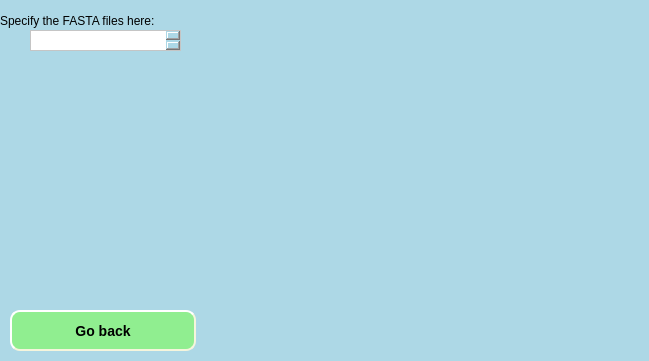
Above: Helix/GUI/secdialog.ui from evertheylen/TA_TO before the change. Below: the same form after it.
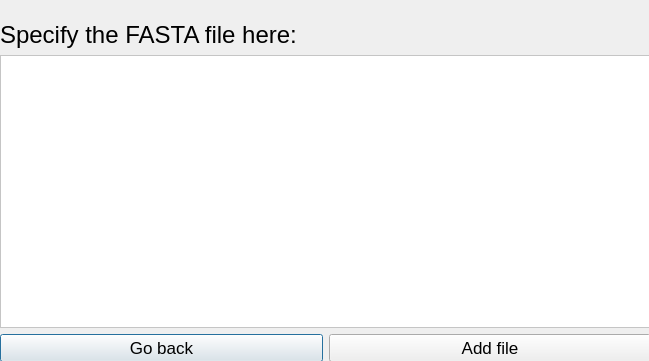
That is the form after the change. Icons and pictures are not drawn.

The edit to the form file:
```diff
--- a/Helix/GUI/secdialog.ui
+++ b/Helix/GUI/secdialog.ui
@@ -14,48 +14,8 @@
    <string>Dialog</string>
   </property>
   <property name="styleSheet">
-   <string notr="true">background-color: lightblue;</string>
+   <string notr="true"/>
   </property>
-  <widget class="QPushButton" name="pushButton">
-   <property name="geometry">
-    <rect>
-     <x>10</x>
-     <y>310</y>
-     <width>186</width>
-     <height>41</height>
-    </rect>
-   </property>
-   <property name="font">
-    <font>
-     <pointsize>-1</pointsize>
-     <weight>75</weight>
-     <italic>false</italic>
-     <bold>true</bold>
-    </font>
-   </property>
-   <property name="styleSheet">
-    <string notr="true">background-color: lightgreen;
-    border-style: outset;
-    border-width: 2px;
-    border-radius: 10px;
-    border-color: beige;
-    font: bold 14px;
-    min-width: 10em;
-    padding: 6px;</string>
-   </property>
-   <property name="text">
-    <string>Go back</string>
-   </property>
-   <property name="autoDefault">
-    <bool>true</bool>
-   </property>
-   <property name="default">
-    <bool>false</bool>
-   </property>
-   <property name="flat">
-    <bool>false</bool>
-   </property>
-  </widget>
   <widget class="QLabel" name="label">
    <property name="geometry">
     <rect>
@@ -75,32 +35,87 @@
     <bool>true</bool>
    </property>
   </widget>
-  <widget class="QLabel" name="label_2">
+  <widget class="QWidget" name="">
    <property name="geometry">
     <rect>
      <x>0</x>
-     <y>10</y>
-     <width>181</width>
-     <height>21</height>
+     <y>21</y>
+     <width>651</width>
+     <height>341</height>
     </rect>
    </property>
-   <property name="text">
-    <string>Specify the FASTA files here:</string>
-   </property>
-  </widget>
-  <widget class="QPlainTextEdit" name="plainTextEdit">
-   <property name="geometry">
-    <rect>
-     <x>30</x>
-     <y>30</y>
-     <width>151</width>
-     <height>21</height>
-    </rect>
-   </property>
-   <property name="styleSheet">
-    <string notr="true">background-color: white;
+   <layout class="QGridLayout" name="gridLayout">
+    <item row="0" column="0" colspan="2">
+     <widget class="QLabel" name="label_2">
+      <property name="font">
+       <font>
+        <pointsize>18</pointsize>
+       </font>
+      </property>
+      <property name="text">
+       <string>Specify the FASTA file here:</string>
+      </property>
+     </widget>
+    </item>
+    <item row="1" column="0" colspan="2">
+     <widget class="QPlainTextEdit" name="plainTextEdit">
+      <property name="styleSheet">
+       <string notr="true">background-color: white;
 </string>
-   </property>
+      </property>
+     </widget>
+    </item>
+    <item row="2" column="0">
+     <widget class="QPushButton" name="pushButton">
+      <property name="font">
+       <font>
+        <family>Helvetica</family>
+        <pointsize>13</pointsize>
+       </font>
+      </property>
+      <property name="styleSheet">
+       <string notr="true"/>
+      </property>
+      <property name="text">
+       <string>Go back</string>
+      </property>
+      <property name="autoDefault">
+       <bool>true</bool>
+      </property>
+      <property name="default">
+       <bool>false</bool>
+      </property>
+      <property name="flat">
+       <bool>false</bool>
+      </property>
+     </widget>
+    </item>
+    <item row="2" column="1">
+     <widget class="QPushButton" name="ADD">
+      <property name="font">
+       <font>
+        <family>Helvetica</family>
+        <pointsize>13</pointsize>
+       </font>
+      </property>
+      <property name="styleSheet">
+       <string notr="true"/>
+      </property>
+      <property name="text">
+       <string>Add file</string>
+      </property>
+      <property name="autoDefault">
+       <bool>true</bool>
+      </property>
+      <property name="default">
+       <bool>false</bool>
+      </property>
+      <property name="flat">
+       <bool>false</bool>
+      </property>
+     </widget>
+    </item>
+   </layout>
   </widget>
  </widget>
  <resources>
```
Left out of the diff: 6 changed lines with no effect on the pictures.
